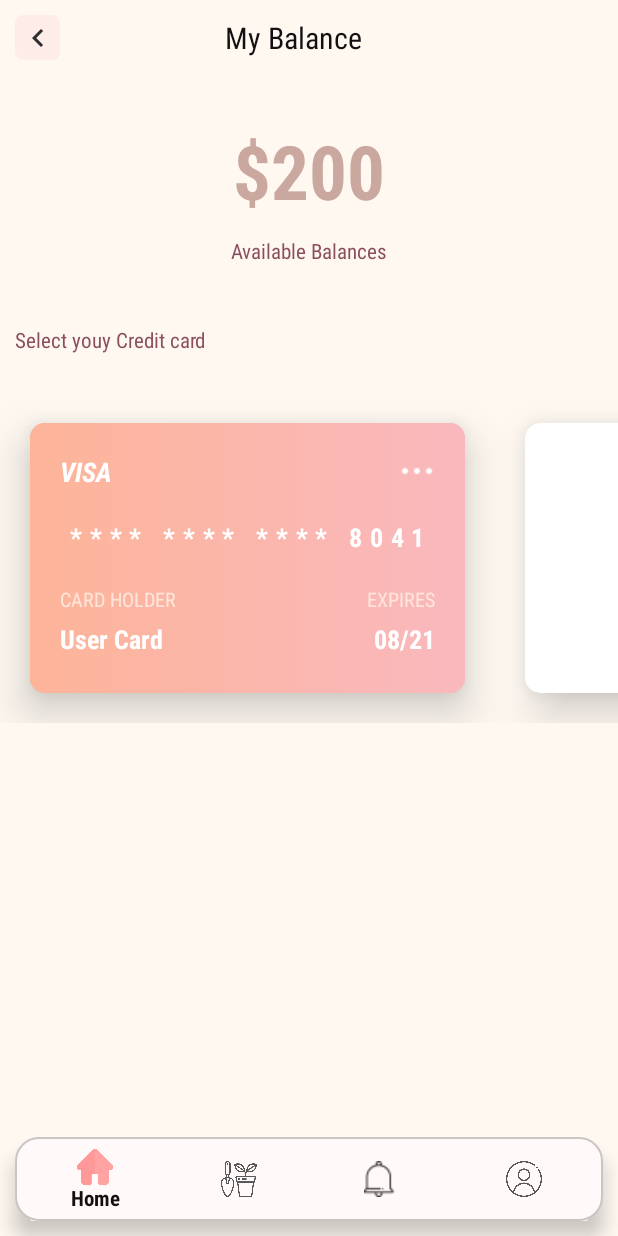
After one commit to ntmk202/Wild-Florist, an Android app: the BalanceFragment screen opened through its navigation route, on a phone screen of 412 x 824 dp. The commit adds this screen. Run offline under Robolectric (Android 15) with nearby library versions, the phone set to English and light mode, and no system bars; our stand-ins replace navigation-ui; Roboto replaces fonts that are not available here.

Commit message:
initial commit

```diff
--- /dev/null
+++ b/app/src/main/java/com/ntmk/myapp/ui/profile/BalanceFragment.kt
@@ -0,0 +1,46 @@
+package com.ntmk.myapp.ui.profile
+
+import android.os.Bundle
+import android.view.LayoutInflater
+import android.view.View
+import android.view.ViewGroup
+import android.widget.ImageButton
+import androidx.fragment.app.Fragment
+import com.ntmk.myapp.R
+import com.ntmk.myapp.databinding.FragmentBalanceBinding
+
+/**
+ * An example full-screen fragment that shows and hides the system UI (i.e.
+ * status bar and navigation/system bar) with user interaction.
+ */
+class BalanceFragment : Fragment() {
+
+    private var _binding: FragmentBalanceBinding? = null
+
+    // This property is only valid between onCreateView and
+    // onDestroyView.
+    private val binding get() = _binding!!
+
+    override fun onCreateView(
+        inflater: LayoutInflater,
+        container: ViewGroup?,
+        savedInstanceState: Bundle?
+    ): View? {
+
+        _binding = FragmentBalanceBinding.inflate(inflater, container, false)
+        return binding.root
+
+        val linkBack : ImageButton = binding.linkBack
+        linkBack.setOnClickListener {
+            val fragment = BalanceFragment()
+            val transaction =fragmentManager?.beginTransaction()
+            transaction?.replace(R.id.navigation_profile,fragment)?.commit()
+        }
+
+    }
+
+    override fun onDestroyView() {
+        super.onDestroyView()
+        _binding = null
+    }
+}
--- a/app/src/main/java/com/ntmk/myapp/ui/profile/ProfileFragment.kt
+++ b/app/src/main/java/com/ntmk/myapp/ui/profile/ProfileFragment.kt
@@ -8,7 +8,7 @@ import android.view.ViewGroup
 import android.widget.ImageView
 import android.widget.TextView
 import androidx.fragment.app.Fragment
-import androidx.lifecycle.ViewModelProvider
+import com.ntmk.myapp.R
 import com.ntmk.myapp.SettingActivity
 import com.ntmk.myapp.databinding.FragmentProfileBinding
 
@@ -30,10 +30,16 @@ class ProfileFragment : Fragment() {
         val root: View = binding.root
 
         val setting : ImageView = binding.linkSetting
+        val linkBalance : TextView = binding.linkBalance
 
         setting.setOnClickListener {
             val i = Intent(activity, SettingActivity::class.java)
             startActivity(i)
+        }
+        linkBalance.setOnClickListener {
+            val fragment = BalanceFragment()
+            val transaction =fragmentManager?.beginTransaction()
+            transaction?.replace(R.id.navigation_balance,fragment)?.commit()
         }
 
         return root
--- a/app/src/main/res/drawable/shape_arrow.xml
+++ b/app/src/main/res/drawable/shape_arrow.xml
@@ -2,8 +2,8 @@
 <selector xmlns:android="http://schemas.android.com/apk/res/android">
 <item>
     <shape android:shape="rectangle">
-        <solid android:color="#70FFFFFF"/>
-        <corners android:radius="15dp"/>
+        <solid android:color="#9EFFE6E6"/>
+        <corners android:radius="5dp"/>
 
     </shape>
 </item>
--- /dev/null
+++ b/app/src/main/res/drawable/shape_card.xml
@@ -0,0 +1,10 @@
+<?xml version="1.0" encoding="utf-8"?>
+<selector xmlns:android="http://schemas.android.com/apk/res/android">
+
+    <item>
+        <shape android:shape="rectangle">
+            <gradient android:startColor="@color/color_hint" android:endColor="#D2FCC0C5"/>
+        </shape>
+    </item>
+
+</selector>
--- a/app/src/main/res/layout/activity_setting.xml
+++ b/app/src/main/res/layout/activity_setting.xml
@@ -206,9 +206,10 @@
 
         <TextView
             android:id="@+id/tv_delete_acc"
-            android:layout_width="wrap_content"
+            android:layout_width="match_parent"
             android:layout_height="wrap_content"
             android:text="Request account deletion"
+            android:gravity="center"
             android:textSize="20sp"
             app:layout_constraintStart_toStartOf="parent"
             app:layout_constraintTop_toTopOf="parent" />
--- /dev/null
+++ b/app/src/main/res/layout/fragment_balance.xml
@@ -0,0 +1,217 @@
+<?xml version="1.0" encoding="utf-8"?>
+<androidx.constraintlayout.widget.ConstraintLayout xmlns:android="http://schemas.android.com/apk/res/android"
+    xmlns:tools="http://schemas.android.com/tools"
+    android:layout_width="match_parent"
+    android:layout_height="match_parent"
+    xmlns:app="http://schemas.android.com/apk/res-auto"
+    android:id="@+id/nav_balance"
+    android:background="@color/bgr_color"
+    tools:context=".ui.profile.BalanceFragment">
+
+            <androidx.constraintlayout.widget.ConstraintLayout
+                android:id="@+id/tvTitle_balance"
+                android:layout_width="match_parent"
+                android:layout_height="wrap_content"
+                android:padding="10dp"
+                app:layout_constraintEnd_toEndOf="parent"
+                app:layout_constraintTop_toTopOf="parent"
+                app:layout_constraintStart_toStartOf="parent">
+
+                <ImageButton
+                    android:id="@+id/link_back"
+                    android:layout_width="30dp"
+                    android:layout_height="30dp"
+                    android:background="@drawable/shape_arrow"
+                    android:src="@drawable/ic_baseline_keyboard_arrow_left_24"
+                    app:layout_constraintBottom_toBottomOf="parent"
+                    app:layout_constraintStart_toStartOf="parent"
+                    app:layout_constraintTop_toTopOf="parent" />
+
+                <TextView
+                    android:layout_width="wrap_content"
+                    android:layout_height="match_parent"
+                    android:layout_marginStart="110dp"
+                    android:text="My Balance"
+                    android:textSize="20sp"
+                    app:layout_constraintBottom_toBottomOf="parent"
+                    app:layout_constraintStart_toEndOf="@+id/link_back"
+                    app:layout_constraintTop_toTopOf="parent"
+                    app:layout_constraintVertical_bias="0.565" />
+
+            </androidx.constraintlayout.widget.ConstraintLayout>
+
+            <TextView
+                android:id="@+id/tvBalance"
+                android:layout_width="match_parent"
+                android:layout_height="wrap_content"
+                android:gravity="center"
+                android:paddingTop="30dp"
+                android:text="$200"
+                android:textSize="50sp"
+                android:textStyle="bold"
+                android:textColor="@color/cafe"
+                app:layout_constraintEnd_toEndOf="parent"
+                app:layout_constraintStart_toStartOf="parent"
+                app:layout_constraintTop_toBottomOf="@+id/tvTitle_balance" />
+
+            <TextView
+                android:id="@+id/textView"
+                android:layout_width="match_parent"
+                android:layout_height="wrap_content"
+                android:gravity="center"
+                android:padding="10dp"
+                android:text="Available Balances"
+                android:textColor="@color/cannon_pink"
+                android:textSize="14sp"
+                app:layout_constraintEnd_toEndOf="parent"
+                app:layout_constraintStart_toStartOf="parent"
+                app:layout_constraintTop_toBottomOf="@+id/tvBalance" />
+
+            <TextView
+                android:id="@+id/textView2"
+                android:layout_width="match_parent"
+                android:layout_height="wrap_content"
+                android:layout_marginTop="20dp"
+                android:padding="10dp"
+                android:text="Select youy Credit card"
+                android:textColor="@color/cannon_pink"
+                app:layout_constraintEnd_toEndOf="parent"
+                app:layout_constraintStart_toStartOf="parent"
+                app:layout_constraintTop_toBottomOf="@+id/textView" />
+
+            <HorizontalScrollView
+                android:id="@+id/horizontalScrollView"
+                android:layout_width="match_parent"
+                android:layout_height="wrap_content"
+                android:layout_marginTop="16dp"
+                android:scrollbars="none"
+                app:layout_constraintStart_toStartOf="parent"
+                app:layout_constraintTop_toBottomOf="@+id/textView2">
+
+                <LinearLayout
+                    android:layout_width="wrap_content"
+                    android:layout_height="wrap_content"
+                    android:orientation="horizontal">
+
+                    <androidx.cardview.widget.CardView
+                        android:layout_width="290dp"
+                        android:layout_height="180dp"
+                        android:layout_margin="20dp"
+                        app:cardElevation="18dp"
+                        app:cardBackgroundColor="@color/pink_old"
+                        app:cardCornerRadius="10dp">
+                        <ImageSwitcher
+                            android:layout_width="match_parent"
+                            android:layout_height="match_parent"
+                            android:background="@drawable/shape_card">
+                            <RelativeLayout
+                                android:layout_width="match_parent"
+                                android:layout_height="match_parent"
+                                android:padding="20dp">
+
+                                <TextView
+                                    android:layout_width="wrap_content"
+                                    android:layout_height="wrap_content"
+                                    android:textSize="18sp"
+                                    android:text="VISA"
+                                    android:textColor="@color/white"
+                                    android:textStyle="bold|italic" />
+
+                                <ImageView
+                                    android:id="@+id/option_card"
+                                    android:layout_width="wrap_content"
+                                    android:layout_height="wrap_content"
+                                    android:src="@drawable/option"
+                                    android:layout_alignParentEnd="true"/>
+
+                                <TextView
+                                    android:id="@+id/num_card"
+                                    android:layout_width="match_parent"
+                                    android:layout_height="wrap_content"
+                                    android:text="**** **** **** 8041"
+                                    android:letterSpacing="0.3"
+                                    android:textSize="17sp"
+                                    android:textColor="@color/white"
+                                    android:gravity="center"
+                                    android:textStyle="bold"
+                                    android:layout_marginTop="20dp"
+                                    android:layout_below="@+id/option_card"/>
+
+                                <TextView
+                                    android:id="@+id/textView3"
+                                    android:layout_width="wrap_content"
+                                    android:layout_height="wrap_content"
+                                    android:text="CARD HOLDER"
+                                    android:textSize="13dp"
+                                    android:textColor="@color/c1"
+                                    android:layout_below="@+id/num_card"
+                                    android:layout_marginTop="20dp"/>
+                                <TextView
+                                    android:layout_width="wrap_content"
+                                    android:layout_height="wrap_content"
+                                    android:text="User Card"
+                                    android:textSize="17sp"
+                                    android:textStyle="bold"
+                                    android:textColor="@color/white"
+                                    android:layout_marginTop="5dp"
+                                    android:layout_below="@+id/textView3"/>
+
+                                <TextView
+                                    android:id="@+id/textView4"
+                                    android:layout_width="wrap_content"
+                                    android:layout_height="wrap_content"
+                                    android:text="EXPIRES"
+                                    android:textSize="13dp"
+                                    android:textColor="@color/c1"
+                                    android:layout_below="@+id/num_card"
+                                    android:layout_alignParentEnd="true"
+                                    android:layout_marginTop="20dp"/>
+                                <TextView
+                                    android:layout_width="wrap_content"
+                                    android:layout_height="wrap_content"
+                                    android:text="08/21"
+                                    android:textSize="17sp"
+                                    android:textStyle="bold"
+                                    android:textColor="@color/white"
+                                    android:layout_alignParentEnd="true"
+                                    android:layout_marginTop="5dp"
+                                    android:layout_below="@+id/textView4"/>
+
+                            </RelativeLayout>
+                        </ImageSwitcher>
+                    </androidx.cardview.widget.CardView>
+
+                    <androidx.cardview.widget.CardView
+                        android:layout_width="290dp"
+                        android:layout_height="180dp"
+                        android:layout_margin="20dp"
+                        app:cardElevation="18dp"
+                        app:cardBackgroundColor="@color/white"
+                        app:cardCornerRadius="10dp">
+                        <LinearLayout
+                            android:layout_width="match_parent"
+                            android:layout_height="match_parent"
+                            android:orientation="vertical"
+                            android:gravity="center">
+
+                            <ImageView
+                                android:id="@+id/new_card"
+                                android:layout_width="60dp"
+                                android:layout_height="60dp"
+                                android:src="@drawable/ic_baseline_add_circle_24"/>
+
+                            <TextView
+                                android:layout_width="wrap_content"
+                                android:layout_height="wrap_content"
+                                android:text="Add new credit card"
+                                android:padding="10dp"
+                                android:textSize="14dp"
+                                android:textColor="@color/cannon_pink"/>
+
+                        </LinearLayout>
+                    </androidx.cardview.widget.CardView>
+
+                </LinearLayout>
+            </HorizontalScrollView>
+
+</androidx.constraintlayout.widget.ConstraintLayout>
--- a/app/src/main/res/layout/fragment_garden.xml
+++ b/app/src/main/res/layout/fragment_garden.xml
@@ -72,6 +72,7 @@
     </com.google.android.material.appbar.AppBarLayout>
 
 
+
     <LinearLayout
         android:layout_width="match_parent"
         android:layout_height="691dp"
--- a/app/src/main/res/layout/fragment_profile.xml
+++ b/app/src/main/res/layout/fragment_profile.xml
@@ -2,6 +2,7 @@
 <androidx.constraintlayout.widget.ConstraintLayout xmlns:android="http://schemas.android.com/apk/res/android"
     xmlns:app="http://schemas.android.com/apk/res-auto"
     xmlns:tools="http://schemas.android.com/tools"
+    android:id="@+id/nav_profile"
     android:layout_width="match_parent"
     android:layout_height="match_parent"
     android:background="@color/bgr_pager"
@@ -84,6 +85,7 @@
                 android:textSize="20sp" />
 
             <TextView
+                android:id="@+id/link_balance"
                 android:layout_width="wrap_content"
                 android:layout_height="wrap_content"
                 android:padding="5dp"
@@ -115,6 +117,7 @@
                 android:textSize="20sp" />
 
             <TextView
+                android:id="@+id/link_voucher"
                 android:layout_width="wrap_content"
                 android:layout_height="wrap_content"
                 android:padding="5dp"
--- a/app/src/main/res/layout/z_viewer_product.xml
+++ b/app/src/main/res/layout/z_viewer_product.xml
@@ -224,6 +224,7 @@
                 android:layout_width="50dp"
                 android:layout_height="match_parent"
                 android:padding="5dp"
+                android:background="@color/pink"
                 android:src="@drawable/ic_baseline_keyboard_arrow_left_24" />
 
             <EditText
@@ -239,6 +240,7 @@
                 android:layout_width="50dp"
                 android:layout_height="match_parent"
                 android:padding="5dp"
+                android:background="@color/pink"
                 android:src="@drawable/ic_baseline_keyboard_arrow_right_24" />
 
         </LinearLayout>
@@ -248,7 +250,7 @@
             android:layout_height="50dp"
             android:layout_marginTop="28dp"
             app:layout_constraintEnd_toEndOf="parent"
-            android:text="Add cart"
+            android:text="Add to cart"
             android:background="@drawable/button"
             app:layout_constraintStart_toEndOf="@+id/linearLayout2"
             app:layout_constraintTop_toBottomOf="@+id/linearLayout" />
--- a/app/src/main/res/navigation/mobile_navigation.xml
+++ b/app/src/main/res/navigation/mobile_navigation.xml
@@ -23,5 +23,18 @@
     <fragment
         android:id="@+id/navigation_profile"
         android:name="com.ntmk.myapp.ui.profile.ProfileFragment"
-        tools:layout="@layout/fragment_profile" />
+        tools:layout="@layout/fragment_profile" >
+        <action
+            android:id="@+id/action_navigation_profile_to_navigation_balance"
+            app:destination="@id/navigation_balance" />
+    </fragment>
+
+    <fragment
+        android:id="@+id/navigation_balance"
+        android:name="com.ntmk.myapp.ui.profile.BalanceFragment"
+        tools:layout="@layout/fragment_balance" >
+        <action
+            android:id="@+id/action_navigation_balance_to_navigation_profile"
+            app:destination="@id/navigation_profile" />
+    </fragment>
 </navigation>
--- a/app/src/main/res/values-night/themes.xml
+++ b/app/src/main/res/values-night/themes.xml
@@ -13,4 +13,9 @@
         <item name="android:statusBarColor" tools:targetApi="l">?attr/colorPrimaryVariant</item>
         <!-- Customize your theme here. -->
     </style>
+
+    <style name="ThemeOverlay.MyApp.FullscreenContainer" parent="">
+        <item name="fullscreenBackgroundColor">@color/light_blue_900</item>
+        <item name="fullscreenTextColor">@color/light_blue_A400</item>
+    </style>
 </resources>
--- /dev/null
+++ b/app/src/main/res/values/attrs.xml
@@ -0,0 +1,6 @@
+<resources>
+    <declare-styleable name="FullscreenAttrs">
+        <attr name="fullscreenBackgroundColor" format="color" />
+        <attr name="fullscreenTextColor" format="color" />
+    </declare-styleable>
+</resources>
--- a/app/src/main/res/values/colors.xml
+++ b/app/src/main/res/values/colors.xml
@@ -39,4 +39,9 @@
     <color name="cannon_pink">#8b4e5e</color>
     <color name="congo_brown">#663845</color>
     <color name="cocoa_brown">#321e25</color>
+    <color name="light_blue_600">#FF039BE5</color>
+    <color name="light_blue_900">#FF01579B</color>
+    <color name="light_blue_A200">#FF40C4FF</color>
+    <color name="light_blue_A400">#FF00B0FF</color>
+    <color name="black_overlay">#66000000</color>
 </resources>
--- a/app/src/main/res/values/strings.xml
+++ b/app/src/main/res/values/strings.xml
@@ -37,5 +37,7 @@
     <string name="name_flower">Name flower</string>
     <string name="_10">$10</string>
     <string name="flower_pot">Flower Pot</string>
+    <string name="dummy_button">Dummy Button</string>
+    <string name="dummy_content">DUMMY\nCONTENT</string>
 
 </resources>
--- /dev/null
+++ b/app/src/main/res/values/styles.xml
@@ -0,0 +1,7 @@
+<resources>
+
+    <style name="Widget.Theme.MyApp.ButtonBar.Fullscreen" parent="">
+        <item name="android:background">@color/black_overlay</item>
+        <item name="android:buttonBarStyle">?android:attr/buttonBarStyle</item>
+    </style>
+</resources>
--- a/app/src/main/res/values/themes.xml
+++ b/app/src/main/res/values/themes.xml
@@ -24,7 +24,13 @@
     </style>
 
     <style name="Theme.MyApp_tab.AppBarOverlay" parent="ThemeOverlay.AppCompat.Dark.ActionBar" />
+
     <style name="CustomTabsStyle" parent="TextAppearance.AppCompat">
         <item name="android:textSize">18sp</item>
     </style>
+
+    <style name="ThemeOverlay.MyApp.FullscreenContainer" parent="">
+        <item name="fullscreenBackgroundColor">@color/bgr_color</item>
+        <item name="fullscreenTextColor">@color/gray</item>
+    </style>
 </resources>
```
Also changed, not shown: app/src/main/res/drawable/card_purple.png (added), app/src/main/res/drawable/option.png (added).
